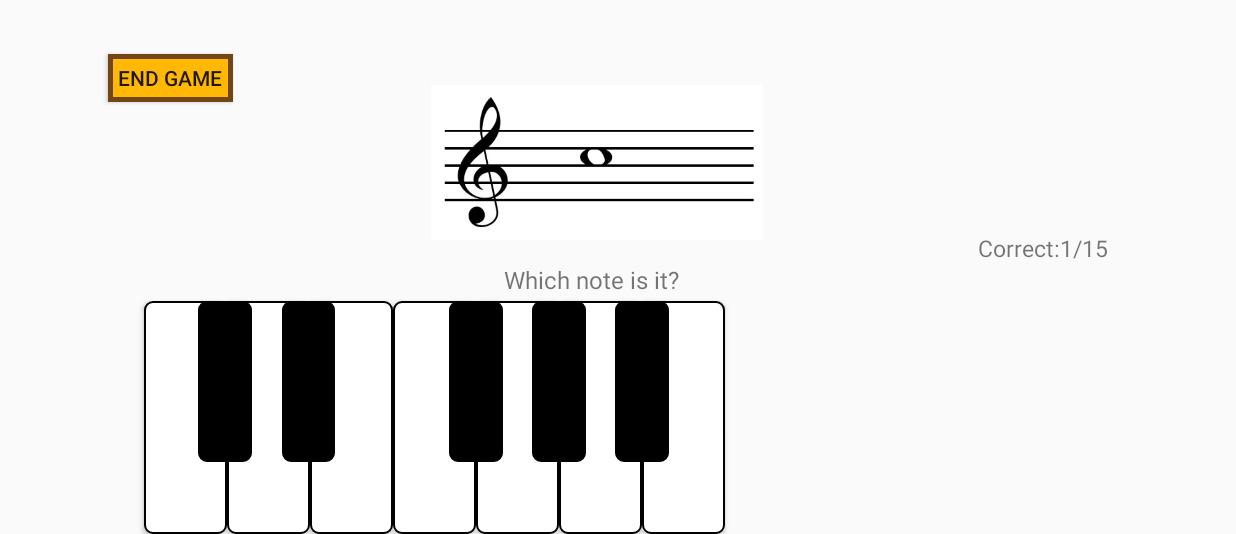
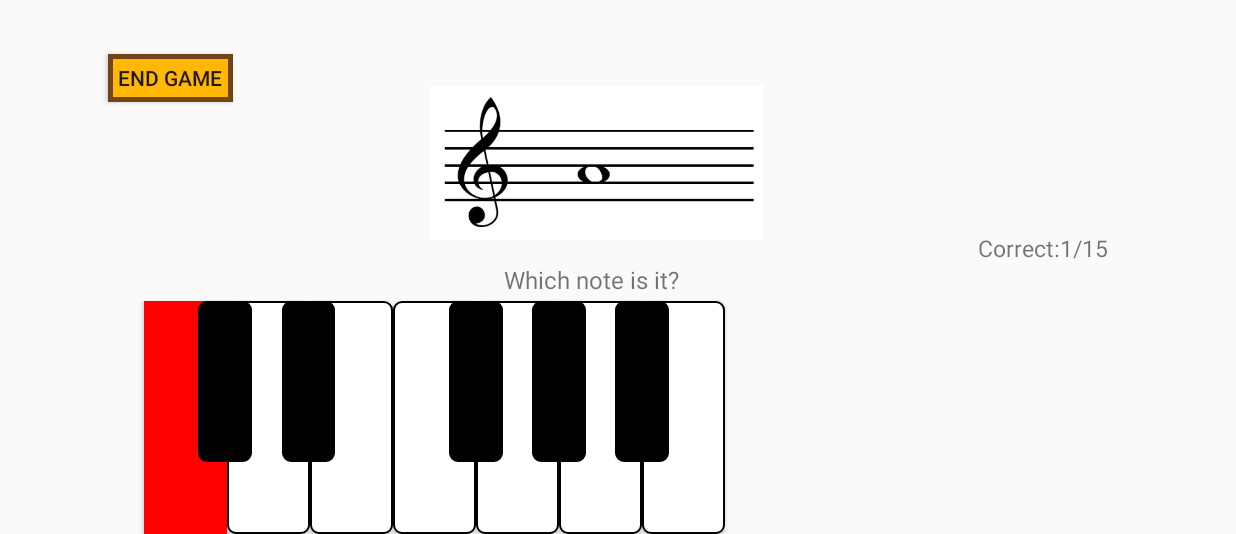
Before and after one commit to nicoletangsy/INFINITE, an Android app: the PracticeActivity screen opened directly, with no data from a screen before it, in the options menu, after a tap on "Home", on a phone screen of 824 x 412 dp (held sideways), the part 84-618 px from its top. Run offline under Robolectric (Android 15) with nearby library versions, the phone set to English and light mode, and no system bars.

Commit message:
Green and red button on Ckey only

```diff
--- a/app/src/main/java/comnicoletangsyinfinite/httpsgithub/infinite/PracticeActivity.java
+++ b/app/src/main/java/comnicoletangsyinfinite/httpsgithub/infinite/PracticeActivity.java
@@ -7,9 +7,12 @@ import android.support.v7.widget.Toolbar;
 import android.view.Menu;
 import android.view.MenuInflater;
 import android.view.MenuItem;
+import android.view.View;
+import android.widget.Button;
 import android.widget.ImageView;
 import android.widget.TextView;
 import java.util.Random;
+import android.graphics.Color;
 
 import org.w3c.dom.Text;
 
@@ -27,6 +30,9 @@ public class PracticeActivity extends AppCompatActivity {
     };
 
     int answer;
+    int currentQuestionNumber;
+    Button C;
+    Button D;
 
 
 
@@ -43,7 +49,9 @@ public class PracticeActivity extends AppCompatActivity {
         getSupportActionBar().setDisplayShowHomeEnabled(true);
 
         ImageView questionImg= (ImageView) findViewById(R.id.imageView);
-        questionImg.setImageResource(questions[r.nextInt(questions.length)]);
+        currentQuestionNumber=r.nextInt(questions.length);
+        questionImg.setImageResource(questions[currentQuestionNumber]);
+
 
         question= (TextView) findViewById(R.id.question);
         question.setText("Which note is it?");
@@ -51,6 +59,20 @@ public class PracticeActivity extends AppCompatActivity {
         correctCount= (TextView) findViewById(R.id.correctCount);
         //need to be change to count the correct answer
         correctCount.setText("Correct:1/15");
+
+        C=(Button)findViewById(R.id.Ckey);
+        C.setOnClickListener(new View.OnClickListener() {
+            @Override
+            public void onClick(View v) {
+                answer=0;
+                if(answer==currentQuestionNumber){
+                    C.setBackgroundColor(Color.GREEN);
+                } else C.setBackgroundColor(Color.RED);
+            }
+        });
+
+
+
     }
 
     //To Do
```
Also changed, not shown: app/src/main/res/drawable/q1 .jpg (added), app/src/main/res/drawable/q1.jpg (deleted), app/src/main/res/drawable/q2.jpg.
